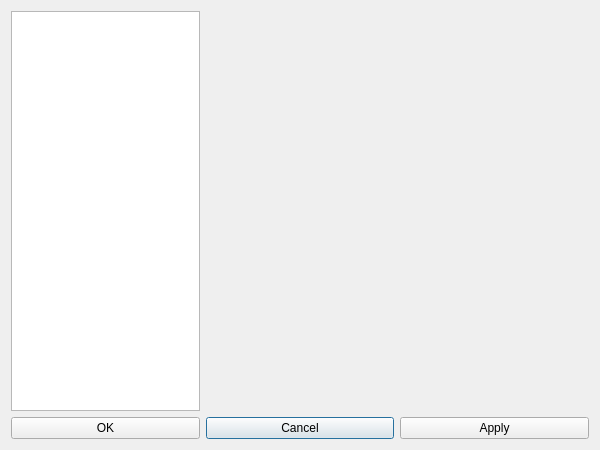
Above: qrgui/dialogs/preferencesDialog.ui from qreal/qreal before the change. Below: the same form after it.
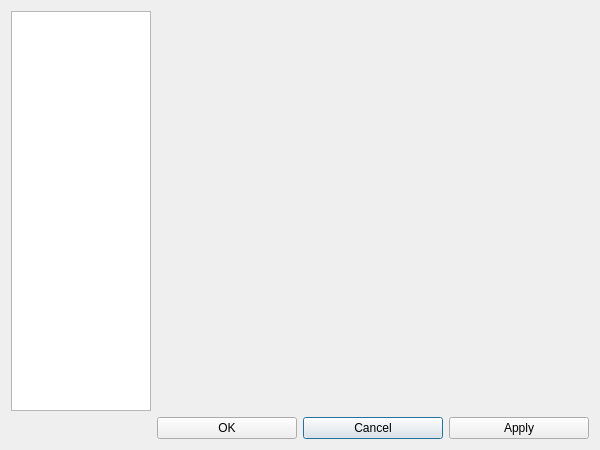
That is the form after the change. Icons and pictures are not drawn.

Commit message: - removed unholy "e" from scene - restored old preferences dialog layout

What changed in the file:
```diff
--- a/qrgui/dialogs/preferencesDialog.ui
+++ b/qrgui/dialogs/preferencesDialog.ui
@@ -36,14 +36,7 @@
     <normaloff>:/icons/qreal.png</normaloff>:/icons/qreal.png</iconset>
   </property>
   <layout class="QGridLayout" name="gridLayout">
-   <item row="2" column="1">
-    <widget class="QPushButton" name="cancelButton">
-     <property name="text">
-      <string>Cancel</string>
-     </property>
-    </widget>
-   </item>
-   <item row="1" column="0">
+   <item row="1" column="0" rowspan="2">
     <widget class="QListWidget" name="listWidget">
      <property name="sizePolicy">
       <sizepolicy hsizetype="Ignored" vsizetype="Expanding">
@@ -68,21 +61,7 @@
      </property>
     </widget>
    </item>
-   <item row="2" column="0">
-    <widget class="QPushButton" name="okButton">
-     <property name="text">
-      <string>OK</string>
-     </property>
-    </widget>
-   </item>
-   <item row="2" column="2">
-    <widget class="QPushButton" name="applyButton">
-     <property name="text">
-      <string>Apply</string>
-     </property>
-    </widget>
-   </item>
-   <item row="1" column="1" colspan="2">
+   <item row="1" column="1" colspan="3">
     <widget class="QStackedWidget" name="pageContentWigdet">
      <property name="sizePolicy">
       <sizepolicy hsizetype="Preferred" vsizetype="Minimum">
@@ -93,6 +72,27 @@
      <widget class="QWidget" name="pageContentWigdetPage1" native="true"/>
     </widget>
    </item>
+   <item row="3" column="2">
+    <widget class="QPushButton" name="cancelButton">
+     <property name="text">
+      <string>Cancel</string>
+     </property>
+    </widget>
+   </item>
+   <item row="3" column="3">
+    <widget class="QPushButton" name="applyButton">
+     <property name="text">
+      <string>Apply</string>
+     </property>
+    </widget>
+   </item>
+   <item row="3" column="1">
+    <widget class="QPushButton" name="okButton">
+     <property name="text">
+      <string>OK</string>
+     </property>
+    </widget>
+   </item>
   </layout>
  </widget>
  <resources>
```
The commit also changes 1 other file.
